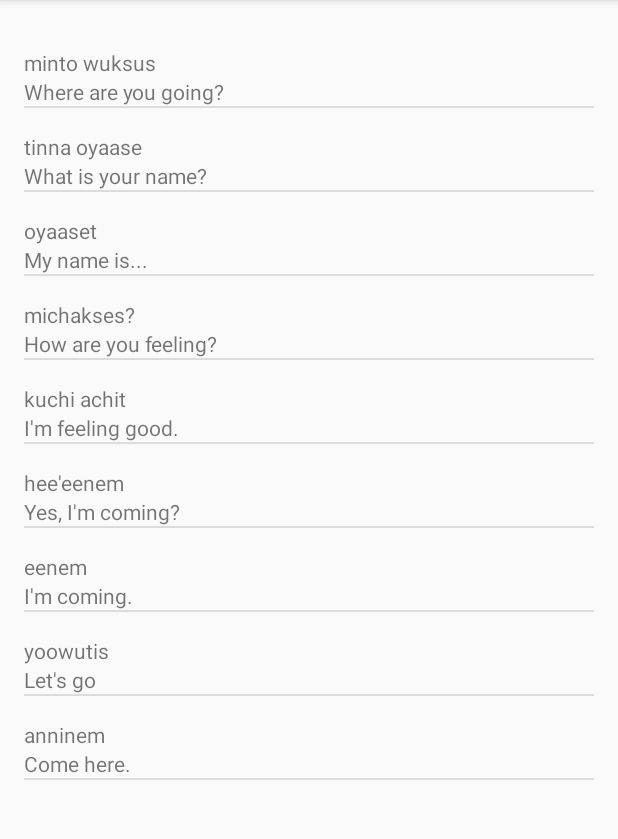
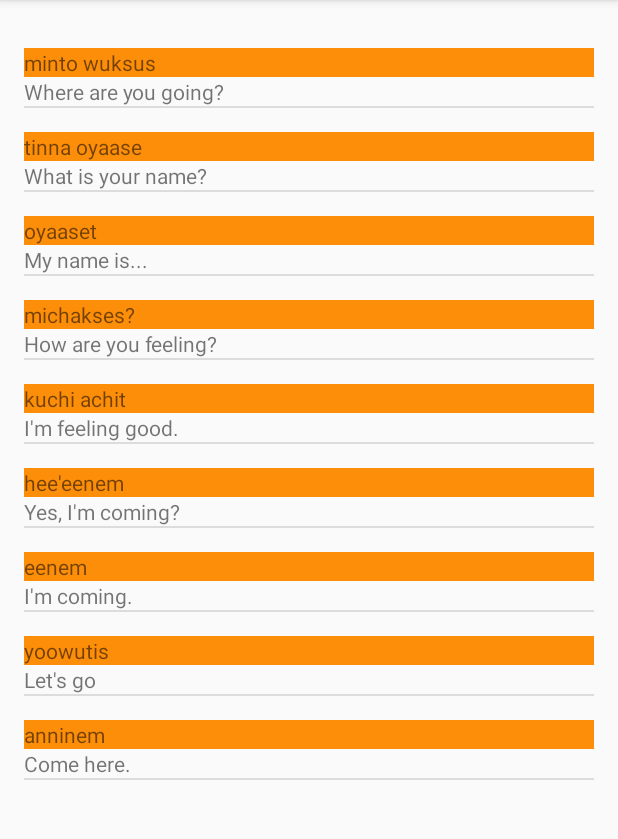
Before and after one commit to vsanjuan/Miwok2, an Android app: the PhrasesActivity screen opened directly, with no data from a screen before it, on a phone screen of 412 x 824 dp, the part 84-923 px from its top. Run offline under Robolectric (Android 15) with nearby library versions, the phone set to English and light mode, and no system bars.

Commit message:
Feat. New parameter WordAdapter. Background color added to constructor.

```diff
--- a/app/src/main/java/com/example/android/miwok/ColorsActivity.java
+++ b/app/src/main/java/com/example/android/miwok/ColorsActivity.java
@@ -45,7 +45,8 @@ public class ColorsActivity extends AppCompatActivity {
         ArrayAdapter<Word> itemsAdapter = new ArrayAdapter<>(this, android.R.layout.simple_list_item_1, words);
         */
 
-        WordAdapter adapter = new WordAdapter(this,words);
+        WordAdapter adapter = new WordAdapter(this,words, R.color.category_colors);
+
 
         ListView listView = (ListView) findViewById(R.id.list);
 
--- a/app/src/main/java/com/example/android/miwok/FamilyActivity.java
+++ b/app/src/main/java/com/example/android/miwok/FamilyActivity.java
@@ -48,9 +48,10 @@ public class FamilyActivity extends AppCompatActivity {
         ArrayAdapter<Word> itemsAdapter = new ArrayAdapter<>(this, android.R.layout.simple_list_item_1, words);
         */
 
-        WordAdapter adapter = new WordAdapter(this,words);
+        WordAdapter adapter = new WordAdapter(this,words,R.color.category_family);
 
         ListView listView = (ListView) findViewById(R.id.list);
+
 
         assert listView != null;
         listView.setAdapter(adapter);
--- a/app/src/main/java/com/example/android/miwok/MainActivity.java
+++ b/app/src/main/java/com/example/android/miwok/MainActivity.java
@@ -44,6 +44,7 @@ public class MainActivity extends AppCompatActivity {
 
                 // Start the new activity
                 startActivity(numbersIntent);
+
             }
         });
 
--- a/app/src/main/java/com/example/android/miwok/NumbersActivity.java
+++ b/app/src/main/java/com/example/android/miwok/NumbersActivity.java
@@ -58,7 +58,7 @@ public class NumbersActivity extends AppCompatActivity {
         ArrayAdapter<Word> itemsAdapter = new ArrayAdapter<>(this, android.R.layout.simple_list_item_1, words);
         */
 
-        WordAdapter adapter = new WordAdapter(this,words);
+        WordAdapter adapter = new WordAdapter(this,words,R.color.category_numbers);
 
         ListView listView = (ListView) findViewById(R.id.list);
 
--- a/app/src/main/java/com/example/android/miwok/PhrasesActivity.java
+++ b/app/src/main/java/com/example/android/miwok/PhrasesActivity.java
@@ -46,7 +46,7 @@ public class PhrasesActivity extends AppCompatActivity {
         ArrayAdapter<Word> itemsAdapter = new ArrayAdapter<>(this, android.R.layout.simple_list_item_1, words);
         */
 
-        WordAdapter adapter = new WordAdapter(this,words);
+        WordAdapter adapter = new WordAdapter(this,words,R.color.category_phrases);
 
         ListView listView = (ListView) findViewById(R.id.list);
 
--- a/app/src/main/java/com/example/android/miwok/Word.java
+++ b/app/src/main/java/com/example/android/miwok/Word.java
@@ -63,4 +63,9 @@ public class Word {
 
     }
 
+    public boolean ismImage() {
+
+        return mImage;
+    }
+
 }
--- a/app/src/main/java/com/example/android/miwok/WordAdapter.java
+++ b/app/src/main/java/com/example/android/miwok/WordAdapter.java
@@ -15,9 +15,13 @@ import java.util.ArrayList;
  */
 public class WordAdapter extends ArrayAdapter<Word>{
 
-    public WordAdapter(Activity context, ArrayList<Word> Words){
+    private int mBackgroundColor;
+
+    public WordAdapter(Activity context, ArrayList<Word> Words, int BackgroundColor ){
 
         super(context, 0, Words);
+
+        mBackgroundColor = BackgroundColor;
 
     }
 
@@ -49,9 +53,22 @@ public class WordAdapter extends ArrayAdapter<Word>{
 
         // Find the ImageView in the list_item.xml laoyout with the ID version_number
         ImageView imageView = (ImageView) listItemView.findViewById(R.id.word_image);
-        // Get version imgae from the current Word object and
-        // set this image on the image ImageView
-        imageView.setImageResource(currentWord.getmImageResourceId());
+
+        // Check if there are images associated to the word
+        if (currentWord.ismImage()) {
+
+
+            // Get version image from the current Word object and
+            // set this image on the image ImageView
+            imageView.setImageResource(currentWord.getmImageResourceId());
+
+        } else {
+
+            // Hide the ImageView
+            imageView.setVisibility(View.GONE);
+
+
+        }
 
 
         // Return the whole list item layout (containing 2 TextViews and an ImageView)
--- a/app/src/main/res/layout/list_item.xml
+++ b/app/src/main/res/layout/list_item.xml
@@ -25,7 +25,8 @@
                 android:layout_width="match_parent"
                 android:layout_height="wrap_content"
                 android:layout_marginTop="16dp"
-                android:id="@+id/miwok_translation"/>
+                android:id="@+id/miwok_translation"
+                android:background="@color/category_numbers"/>
 
             <TextView
                 android:layout_width="match_parent"
```
